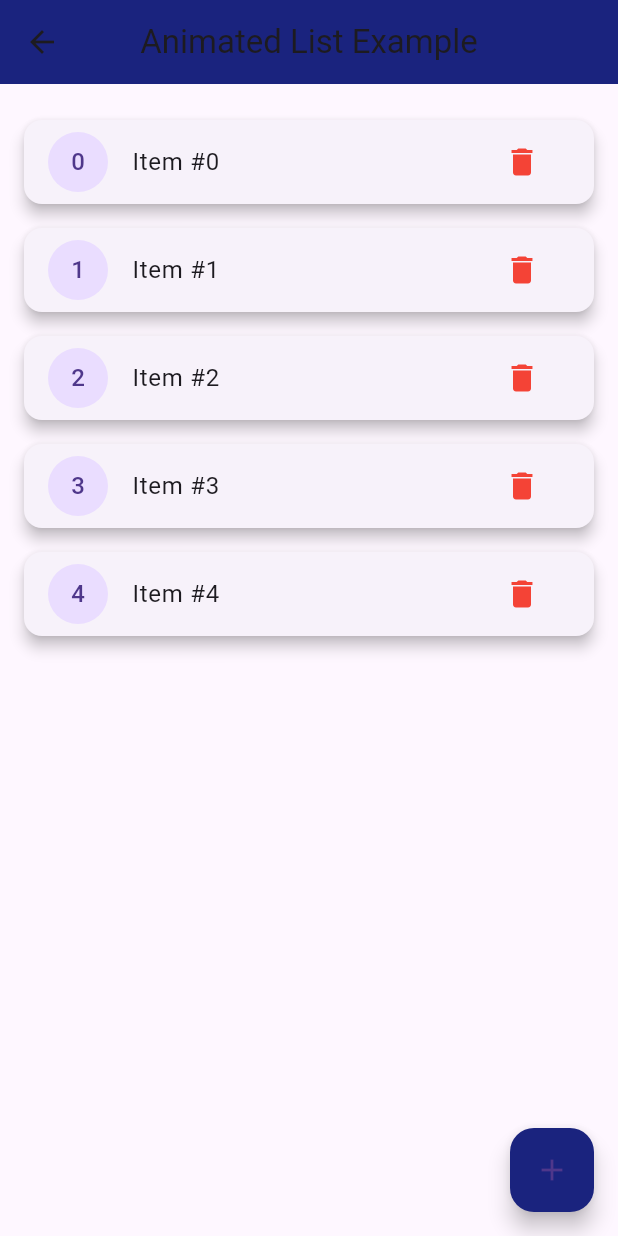
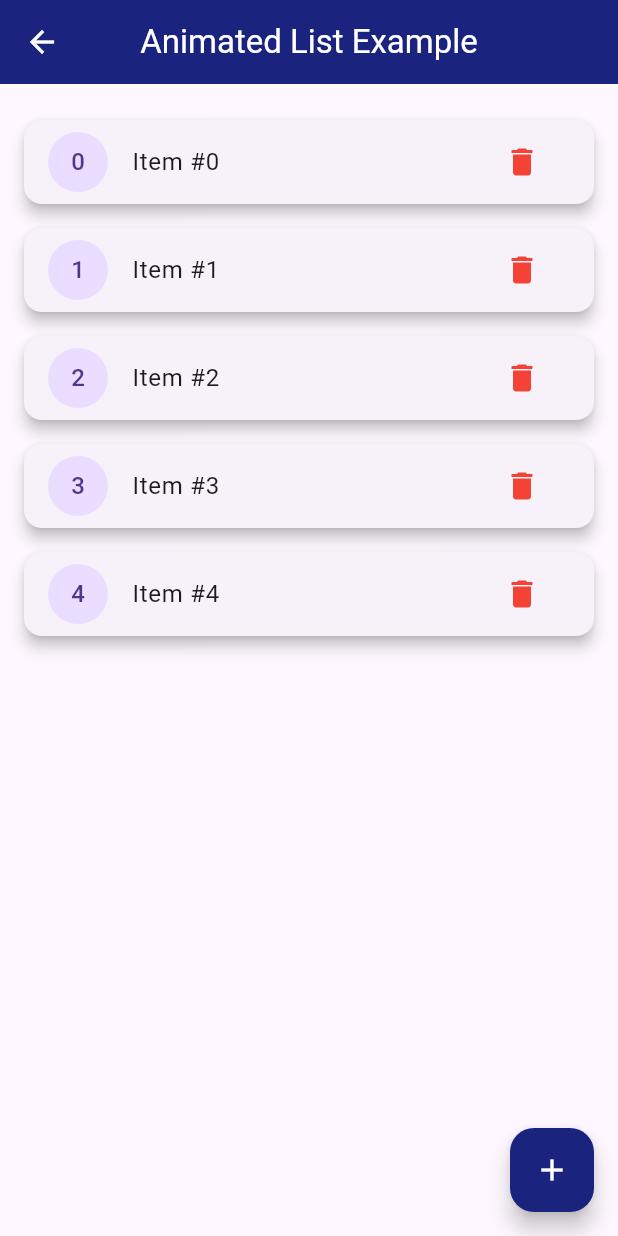
Before and after one commit to Shehryar-dev/useful_packages, a Flutter app: the AnimatedListExample screen opened directly, on a phone screen of 412 x 824 dp. Run offline on Flutter 3.47's test engine with Material 3 defaults, Android fonts, the phone set to English and light mode, and no system bars; drawn by our look-alikes of animated_list_plus; our stand-ins replace device_preview, flutter_rating_bar, fluttertoast, shimmer, video_player; missing offline and left inert: feedback.

Commit message:
Code Update

```diff
--- a/lib/constants/screen_paths.dart
+++ b/lib/constants/screen_paths.dart
@@ -6,8 +6,7 @@ export 'package:useful_packages/packages/2_video_player/video_player.dart';
 export 'package:useful_packages/packages/3_feedback_package/3_feedback_pack.dart';
 export 'package:useful_packages/packages/4_shimmer_package/shimmer_effect.dart';
 export 'package:useful_packages/packages/5_flutter_rating_bar/flutter_rating_bar.dart';
-export 'package:animated_list_plus/animated_list_plus.dart';
-export 'package:animated_list_plus/transitions.dart';
+export 'package:useful_packages/packages/6_animated_list_plus/animated_list_plus.dart';
 
 
 
@@ -26,7 +25,8 @@ export 'package:video_player/video_player.dart';
 export 'package:feedback/feedback.dart';
 export 'package:shimmer/shimmer.dart';
 export 'package:flutter_rating_bar/flutter_rating_bar.dart';
-
+export 'package:animated_list_plus/animated_list_plus.dart';
+export 'package:animated_list_plus/transitions.dart';
 
 ///Flutter lib
 export 'dart:io';
--- a/lib/home/home_screen.dart
+++ b/lib/home/home_screen.dart
@@ -1,4 +1,3 @@
-import 'package:useful_packages/packages/6_animated_list_plus/animated_list_plus.dart';
 
 import '../constants/screen_paths.dart';
 
--- a/lib/packages/6_animated_list_plus/animated_list_plus.dart
+++ b/lib/packages/6_animated_list_plus/animated_list_plus.dart
@@ -15,8 +15,9 @@ class _AnimatedListExampleState extends State<AnimatedListExample> {
   Widget build(BuildContext context) {
     return Scaffold(
       appBar: AppBar(
-        title: const Text('Animated List Example'),
+        title: const Text('Animated List Example', style: TextStyle(color: Colors.white),),
         centerTitle: true,
+        iconTheme: IconThemeData(color: Colors.white),
         backgroundColor: Colors.indigo.shade900,
       ),
       body: Padding(
@@ -54,7 +55,7 @@ class _AnimatedListExampleState extends State<AnimatedListExample> {
           });
         },
         backgroundColor: Colors.indigo.shade900,
-        child: const Icon(Icons.add),
+        child: const Icon(Icons.add, color: Colors.white,),
       ),
     );
   }
```
